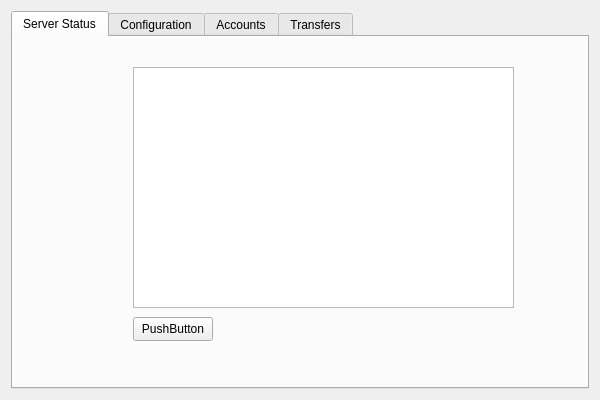
The window that qw_server_gui/ServerMonitorWindow.ui (pcjpnet/qwired-suite) describes before a commit, drawn with Qt 5.
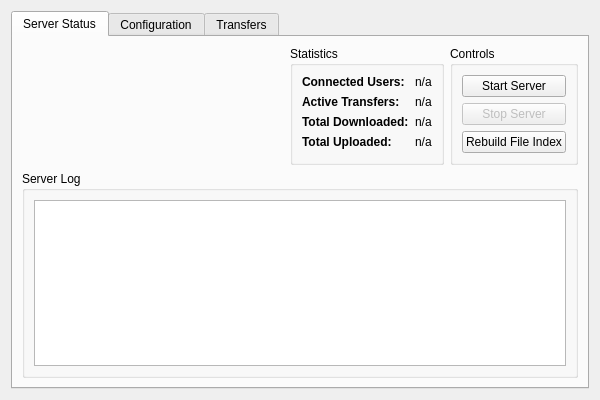
The same window after the commit. Icons and pictures are not drawn.

Commit message: Implemented some basic things in Qwired Server GUI.

```diff
--- a/qw_server_gui/ServerMonitorWindow.ui
+++ b/qw_server_gui/ServerMonitorWindow.ui
@@ -23,40 +23,198 @@
       <attribute name="title">
        <string>Server Status</string>
       </attribute>
-      <widget class="QTextBrowser" name="myBrowser">
-       <property name="geometry">
-        <rect>
-         <x>120</x>
-         <y>30</y>
-         <width>381</width>
-         <height>241</height>
-        </rect>
-       </property>
-      </widget>
-      <widget class="QPushButton" name="myButton">
-       <property name="geometry">
-        <rect>
-         <x>120</x>
-         <y>280</y>
-         <width>80</width>
-         <height>24</height>
-        </rect>
-       </property>
-       <property name="text">
-        <string>PushButton</string>
-       </property>
-      </widget>
+      <layout class="QGridLayout" name="gridLayout_2">
+       <item row="0" column="0">
+        <widget class="QLabel" name="label_2">
+         <property name="text">
+          <string/>
+         </property>
+        </widget>
+       </item>
+       <item row="0" column="2" rowspan="2">
+        <widget class="QGroupBox" name="groupBox">
+         <property name="title">
+          <string>Statistics</string>
+         </property>
+         <layout class="QHBoxLayout" name="horizontalLayout_2">
+          <item>
+           <layout class="QGridLayout" name="gridLayout">
+            <item row="0" column="0">
+             <widget class="QLabel" name="label">
+              <property name="font">
+               <font>
+                <weight>75</weight>
+                <bold>true</bold>
+               </font>
+              </property>
+              <property name="text">
+               <string>Connected Users:</string>
+              </property>
+             </widget>
+            </item>
+            <item row="0" column="1">
+             <widget class="QLabel" name="fStatsUsers">
+              <property name="text">
+               <string>n/a</string>
+              </property>
+             </widget>
+            </item>
+            <item row="1" column="0">
+             <widget class="QLabel" name="label_4">
+              <property name="font">
+               <font>
+                <weight>75</weight>
+                <bold>true</bold>
+               </font>
+              </property>
+              <property name="text">
+               <string>Active Transfers:</string>
+              </property>
+             </widget>
+            </item>
+            <item row="1" column="1">
+             <widget class="QLabel" name="fStatsTransfers">
+              <property name="text">
+               <string>n/a</string>
+              </property>
+             </widget>
+            </item>
+            <item row="2" column="0">
+             <widget class="QLabel" name="label_8">
+              <property name="font">
+               <font>
+                <weight>75</weight>
+                <bold>true</bold>
+               </font>
+              </property>
+              <property name="text">
+               <string>Total Downloaded:</string>
+              </property>
+             </widget>
+            </item>
+            <item row="2" column="1">
+             <widget class="QLabel" name="fStatsDownloadTotal">
+              <property name="text">
+               <string>n/a</string>
+              </property>
+             </widget>
+            </item>
+            <item row="3" column="1">
+             <widget class="QLabel" name="fStatsUploadTotal">
+              <property name="text">
+               <string>n/a</string>
+              </property>
+             </widget>
+            </item>
+            <item row="3" column="0">
+             <widget class="QLabel" name="label_9">
+              <property name="font">
+               <font>
+                <weight>75</weight>
+                <bold>true</bold>
+               </font>
+              </property>
+              <property name="text">
+               <string>Total Uploaded:</string>
+              </property>
+             </widget>
+            </item>
+            <item row="4" column="0">
+             <spacer name="verticalSpacer_2">
+              <property name="orientation">
+               <enum>Qt::Vertical</enum>
+              </property>
+              <property name="sizeHint" stdset="0">
+               <size>
+                <width>20</width>
+                <height>40</height>
+               </size>
+              </property>
+             </spacer>
+            </item>
+           </layout>
+          </item>
+         </layout>
+        </widget>
+       </item>
+       <item row="0" column="3" rowspan="2">
+        <widget class="QGroupBox" name="groupBox_3">
+         <property name="title">
+          <string>Controls</string>
+         </property>
+         <layout class="QVBoxLayout" name="verticalLayout_2">
+          <item>
+           <widget class="QPushButton" name="btnStartServer">
+            <property name="text">
+             <string>Start Server</string>
+            </property>
+           </widget>
+          </item>
+          <item>
+           <widget class="QPushButton" name="btnStopServer">
+            <property name="enabled">
+             <bool>false</bool>
+            </property>
+            <property name="text">
+             <string>Stop Server</string>
+            </property>
+           </widget>
+          </item>
+          <item>
+           <spacer name="verticalSpacer">
+            <property name="orientation">
+             <enum>Qt::Vertical</enum>
+            </property>
+            <property name="sizeHint" stdset="0">
+             <size>
+              <width>20</width>
+              <height>3</height>
+             </size>
+            </property>
+           </spacer>
+          </item>
+          <item>
+           <widget class="QPushButton" name="btnRebuildIndex">
+            <property name="text">
+             <string>Rebuild File Index</string>
+            </property>
+           </widget>
+          </item>
+         </layout>
+        </widget>
+       </item>
+       <item row="1" column="1">
+        <spacer name="horizontalSpacer">
+         <property name="orientation">
+          <enum>Qt::Horizontal</enum>
+         </property>
+         <property name="sizeHint" stdset="0">
+          <size>
+           <width>255</width>
+           <height>20</height>
+          </size>
+         </property>
+        </spacer>
+       </item>
+       <item row="2" column="0" colspan="4">
+        <widget class="QGroupBox" name="groupBox_2">
+         <property name="title">
+          <string>Server Log</string>
+         </property>
+         <layout class="QVBoxLayout" name="verticalLayout">
+          <item>
+           <widget class="QTextBrowser" name="fStatsLog"/>
+          </item>
+         </layout>
+        </widget>
+       </item>
+      </layout>
      </widget>
      <widget class="QWidget" name="tab_2">
       <attribute name="title">
        <string>Configuration</string>
       </attribute>
      </widget>
-     <widget class="QWidget" name="tab_3">
-      <attribute name="title">
-       <string>Accounts</string>
-      </attribute>
-     </widget>
      <widget class="QWidget" name="tab_4">
       <attribute name="title">
        <string>Transfers</string>
```
Left out of the diff: 51 changed lines with no effect on the pictures. The commit also changes 7 other files.
